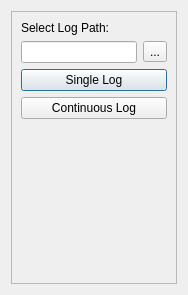
Before: the Qt Designer form tlogging.ui in SDJoeKing/Tubers_GUI, drawn with Qt 5.
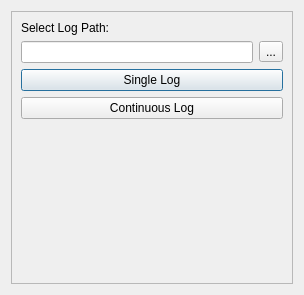
After: the same form once the commit is applied.

Patch:
```diff
--- a/tlogging.ui
+++ b/tlogging.ui
@@ -6,10 +6,16 @@
    <rect>
     <x>0</x>
     <y>0</y>
-    <width>188</width>
+    <width>304</width>
     <height>295</height>
    </rect>
   </property>
+  <property name="sizePolicy">
+   <sizepolicy hsizetype="Preferred" vsizetype="Preferred">
+    <horstretch>0</horstretch>
+    <verstretch>0</verstretch>
+   </sizepolicy>
+  </property>
   <property name="windowTitle">
    <string>Dialog</string>
   </property>
```
